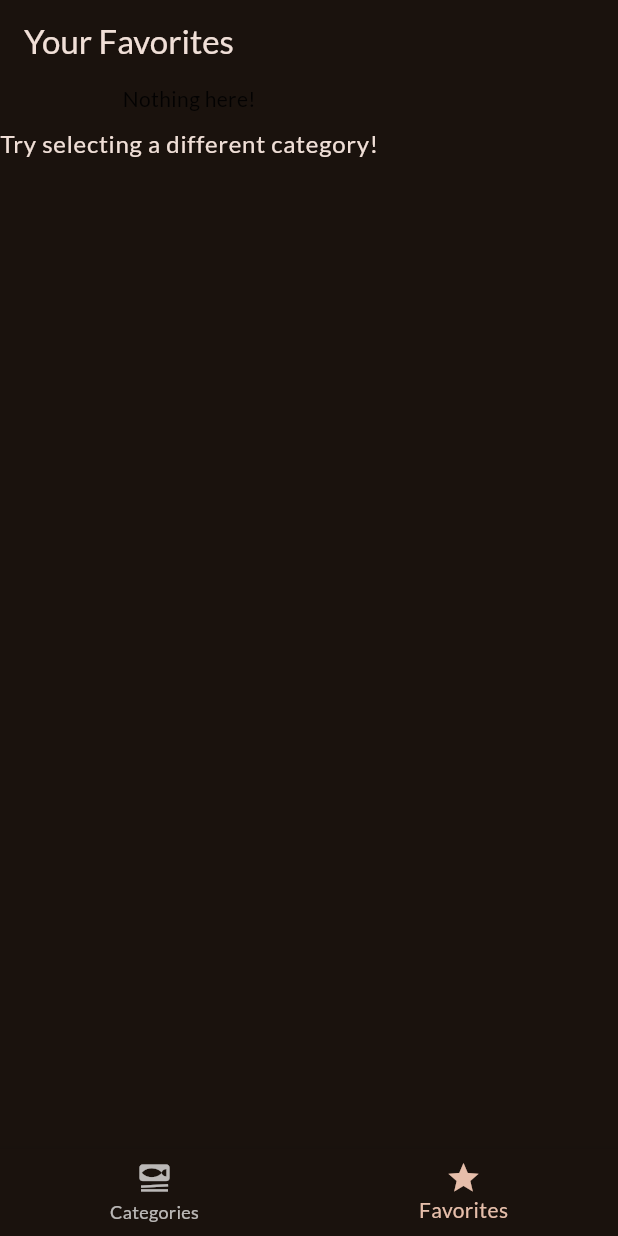
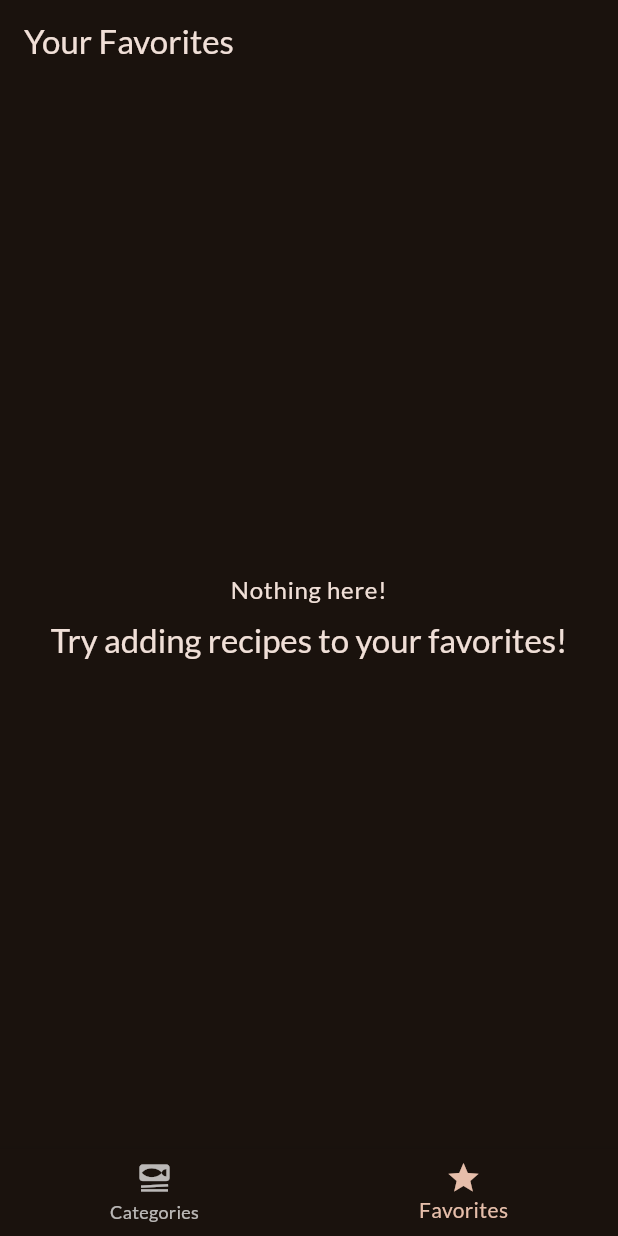
Before and after one commit to jayceebuarao/meals-app, a Flutter app: the screen it shows after launch, item 2 of the bottom bar chosen, on a phone screen of 412 x 824 dp. Run offline on Flutter 3.47's test engine with Material 2 defaults, Android fonts, the phone set to English and light mode, and no system bars; our stand-ins replace google_fonts, transparent_image.

Commit message:
feat: add emptylist text for mealScreen if showing fav list

```diff
--- a/lib/screens/meals_screen.dart
+++ b/lib/screens/meals_screen.dart
@@ -1,16 +1,20 @@
+// ignore_for_file: must_be_immutable
+
 import 'package:flutter/material.dart';
 import 'package:meals_app/models/meal.dart';
 import 'package:meals_app/screens/meal_detail_screen.dart';
 import 'package:meals_app/widgets/meals_list_item.dart';
 
 class MealsScreen extends StatelessWidget {
-  const MealsScreen({
+  MealsScreen({
     super.key,
     this.title,
+    this.isFavScreen,
     required this.meals,
   });
 
   final String? title;
+  bool? isFavScreen = false;
   final List<Meal> meals;
 
   void _selectMeal(BuildContext context, Meal meal) {
@@ -33,14 +37,25 @@ class MealsScreen extends StatelessWidget {
 
     if (meals.isEmpty) {
       content = Column(
+        mainAxisAlignment: MainAxisAlignment.center,
+        crossAxisAlignment: CrossAxisAlignment.stretch,
         children: [
-          const Text('Nothing here!'),
+          Text(
+            'Nothing here!',
+            textAlign: TextAlign.center,
+            style: Theme.of(context).textTheme.bodyLarge!.copyWith(
+                  color: Theme.of(context).colorScheme.onBackground,
+                ),
+          ),
           const SizedBox(
             height: 8,
           ),
           Text(
-            'Try selecting a different category!',
-            style: Theme.of(context).textTheme.bodyLarge!.copyWith(
+            isFavScreen!
+                ? 'Try adding recipes to your favorites!'
+                : 'Try selecting a different category!',
+            textAlign: TextAlign.center,
+            style: Theme.of(context).textTheme.titleLarge!.copyWith(
                   color: Theme.of(context).colorScheme.onBackground,
                 ),
           )
--- a/lib/screens/tabs.dart
+++ b/lib/screens/tabs.dart
@@ -24,7 +24,10 @@ class _TabsScreenState extends State<TabsScreen> {
     var activePageTitle = 'Categories';
 
     if (_selectedPageIndex == 1) {
-      activePage = const MealsScreen(meals: []);
+      activePage = MealsScreen(
+        meals: [],
+        isFavScreen: true,
+      );
       activePageTitle = 'Your Favorites';
     }
 
```
